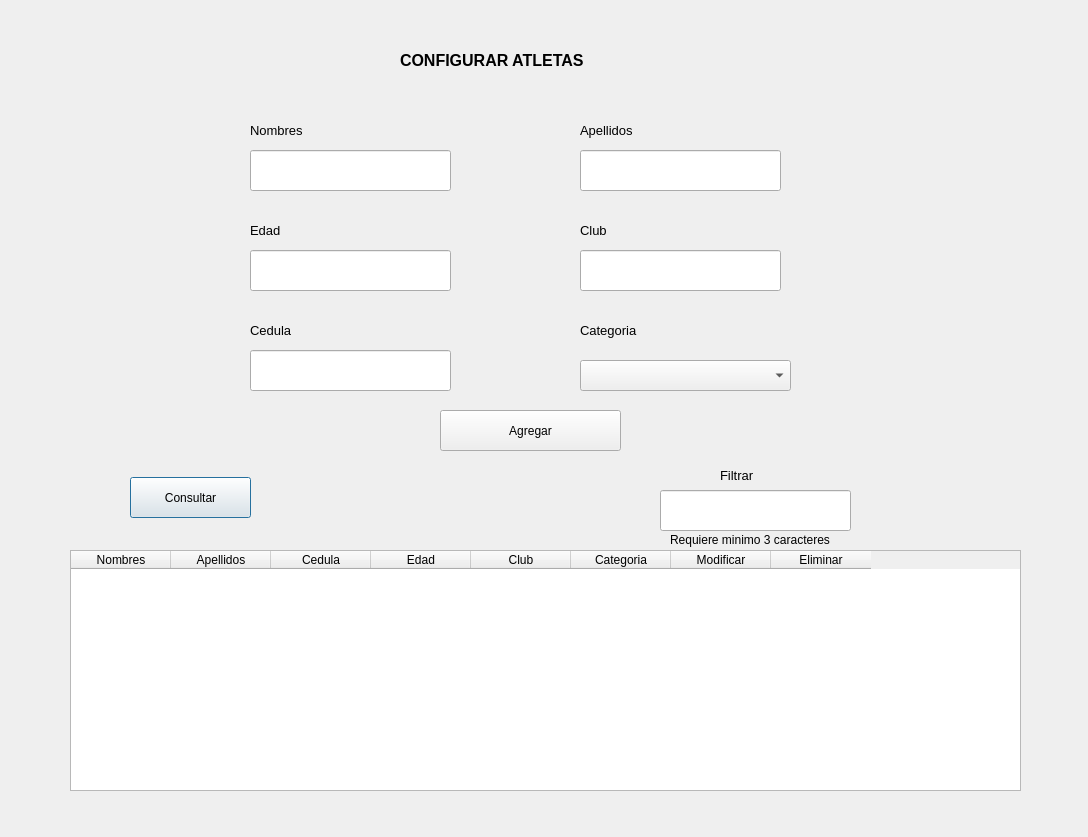
Before: the Qt Designer form qt/athletesView.ui in germang2/CrossfitTimer, drawn with Qt 5.
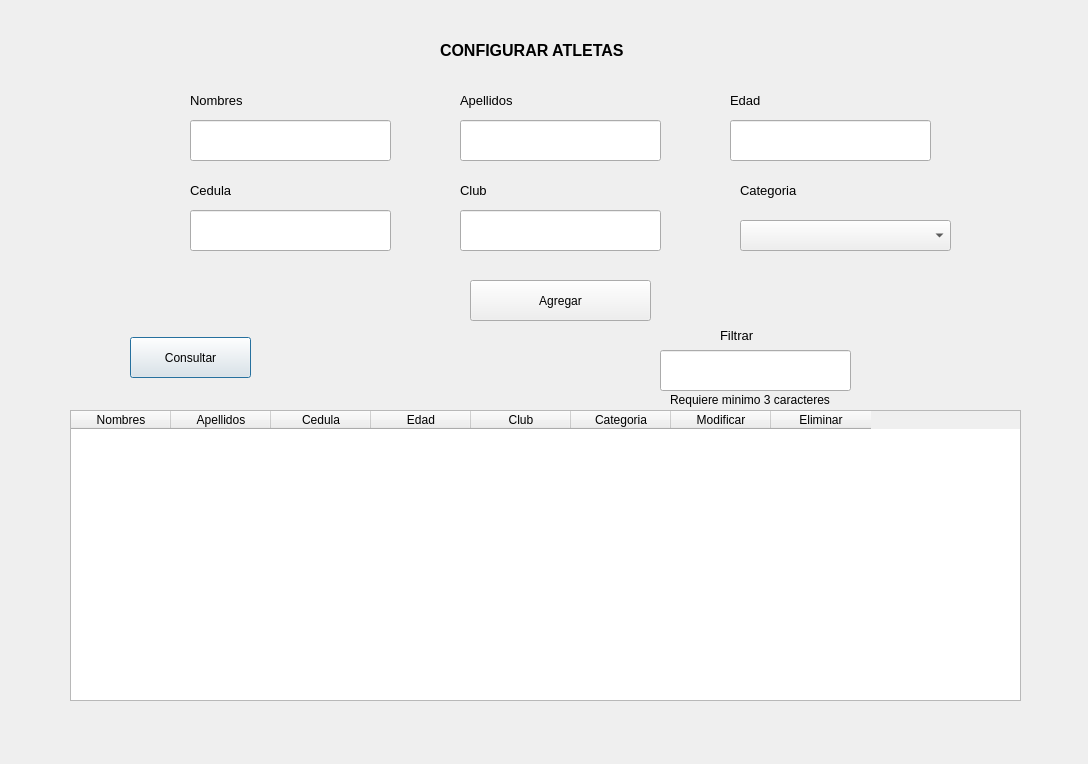
After: the same form once the commit is applied.

```diff
--- a/qt/athletesView.ui
+++ b/qt/athletesView.ui
@@ -7,7 +7,7 @@
     <x>0</x>
     <y>0</y>
     <width>1088</width>
-    <height>837</height>
+    <height>764</height>
    </rect>
   </property>
   <property name="windowTitle">
@@ -16,8 +16,8 @@
   <widget class="QLabel" name="label">
    <property name="geometry">
     <rect>
-     <x>400</x>
-     <y>40</y>
+     <x>440</x>
+     <y>30</y>
      <width>231</width>
      <height>41</height>
     </rect>
@@ -37,8 +37,8 @@
   <widget class="QLabel" name="label_2">
    <property name="geometry">
     <rect>
-     <x>250</x>
-     <y>110</y>
+     <x>190</x>
+     <y>80</y>
      <width>101</width>
      <height>41</height>
     </rect>
@@ -55,8 +55,8 @@
   <widget class="QLabel" name="label_3">
    <property name="geometry">
     <rect>
-     <x>580</x>
-     <y>110</y>
+     <x>460</x>
+     <y>80</y>
      <width>101</width>
      <height>41</height>
     </rect>
@@ -73,8 +73,8 @@
   <widget class="QLabel" name="label_4">
    <property name="geometry">
     <rect>
-     <x>250</x>
-     <y>210</y>
+     <x>730</x>
+     <y>80</y>
      <width>101</width>
      <height>41</height>
     </rect>
@@ -91,8 +91,8 @@
   <widget class="QLabel" name="label_5">
    <property name="geometry">
     <rect>
-     <x>580</x>
-     <y>210</y>
+     <x>460</x>
+     <y>170</y>
      <width>101</width>
      <height>41</height>
     </rect>
@@ -109,8 +109,8 @@
   <widget class="QLabel" name="label_6">
    <property name="geometry">
     <rect>
-     <x>580</x>
-     <y>310</y>
+     <x>740</x>
+     <y>170</y>
      <width>101</width>
      <height>41</height>
     </rect>
@@ -127,8 +127,8 @@
   <widget class="QComboBox" name="cb_categories">
    <property name="geometry">
     <rect>
-     <x>580</x>
-     <y>360</y>
+     <x>740</x>
+     <y>220</y>
      <width>211</width>
      <height>31</height>
     </rect>
@@ -137,8 +137,8 @@
   <widget class="QLineEdit" name="ed_name">
    <property name="geometry">
     <rect>
-     <x>250</x>
-     <y>150</y>
+     <x>190</x>
+     <y>120</y>
      <width>201</width>
      <height>41</height>
     </rect>
@@ -147,8 +147,8 @@
   <widget class="QLineEdit" name="ed_lastname">
    <property name="geometry">
     <rect>
-     <x>580</x>
-     <y>150</y>
+     <x>460</x>
+     <y>120</y>
      <width>201</width>
      <height>41</height>
     </rect>
@@ -157,8 +157,8 @@
   <widget class="QLineEdit" name="ed_age">
    <property name="geometry">
     <rect>
-     <x>250</x>
-     <y>250</y>
+     <x>730</x>
+     <y>120</y>
      <width>201</width>
      <height>41</height>
     </rect>
@@ -167,8 +167,8 @@
   <widget class="QLineEdit" name="ed_club">
    <property name="geometry">
     <rect>
-     <x>580</x>
-     <y>250</y>
+     <x>460</x>
+     <y>210</y>
      <width>201</width>
      <height>41</height>
     </rect>
@@ -178,7 +178,7 @@
    <property name="geometry">
     <rect>
      <x>130</x>
-     <y>477</y>
+     <y>337</y>
      <width>121</width>
      <height>41</height>
     </rect>
@@ -190,8 +190,8 @@
   <widget class="QPushButton" name="btn_add_atlete">
    <property name="geometry">
     <rect>
-     <x>440</x>
-     <y>410</y>
+     <x>470</x>
+     <y>280</y>
      <width>181</width>
      <height>41</height>
     </rect>
@@ -204,7 +204,7 @@
    <property name="geometry">
     <rect>
      <x>660</x>
-     <y>490</y>
+     <y>350</y>
      <width>191</width>
      <height>41</height>
     </rect>
@@ -214,7 +214,7 @@
    <property name="geometry">
     <rect>
      <x>720</x>
-     <y>460</y>
+     <y>320</y>
      <width>91</width>
      <height>31</height>
     </rect>
@@ -232,9 +232,9 @@
    <property name="geometry">
     <rect>
      <x>70</x>
-     <y>550</y>
+     <y>410</y>
      <width>951</width>
-     <height>241</height>
+     <height>291</height>
     </rect>
    </property>
    <column>
@@ -281,8 +281,8 @@
   <widget class="QLabel" name="lb_name_error">
    <property name="geometry">
     <rect>
-     <x>250</x>
-     <y>190</y>
+     <x>190</x>
+     <y>160</y>
      <width>201</width>
      <height>20</height>
     </rect>
@@ -331,8 +331,8 @@
   <widget class="QLabel" name="lb_lastname_error">
    <property name="geometry">
     <rect>
-     <x>580</x>
-     <y>190</y>
+     <x>460</x>
+     <y>160</y>
      <width>201</width>
      <height>20</height>
     </rect>
@@ -381,8 +381,8 @@
   <widget class="QLabel" name="lb_age_error">
    <property name="geometry">
     <rect>
-     <x>250</x>
-     <y>290</y>
+     <x>730</x>
+     <y>160</y>
      <width>201</width>
      <height>20</height>
     </rect>
@@ -431,8 +431,8 @@
   <widget class="QLabel" name="lb_club_error">
    <property name="geometry">
     <rect>
-     <x>580</x>
-     <y>290</y>
+     <x>460</x>
+     <y>250</y>
      <width>201</width>
      <height>20</height>
     </rect>
@@ -481,8 +481,8 @@
   <widget class="QLineEdit" name="ed_nit">
    <property name="geometry">
     <rect>
-     <x>250</x>
-     <y>350</y>
+     <x>190</x>
+     <y>210</y>
      <width>201</width>
      <height>41</height>
     </rect>
@@ -494,8 +494,8 @@
   <widget class="QLabel" name="lb_nit_error">
    <property name="geometry">
     <rect>
-     <x>250</x>
-     <y>390</y>
+     <x>190</x>
+     <y>250</y>
      <width>201</width>
      <height>20</height>
     </rect>
@@ -544,8 +544,8 @@
   <widget class="QLabel" name="label_8">
    <property name="geometry">
     <rect>
-     <x>250</x>
-     <y>310</y>
+     <x>190</x>
+     <y>170</y>
      <width>101</width>
      <height>41</height>
     </rect>
@@ -563,7 +563,7 @@
    <property name="geometry">
     <rect>
      <x>670</x>
-     <y>530</y>
+     <y>390</y>
      <width>191</width>
      <height>20</height>
     </rect>
@@ -576,7 +576,7 @@
    <property name="geometry">
     <rect>
      <x>70</x>
-     <y>790</y>
+     <y>650</y>
      <width>951</width>
      <height>20</height>
     </rect>
```
